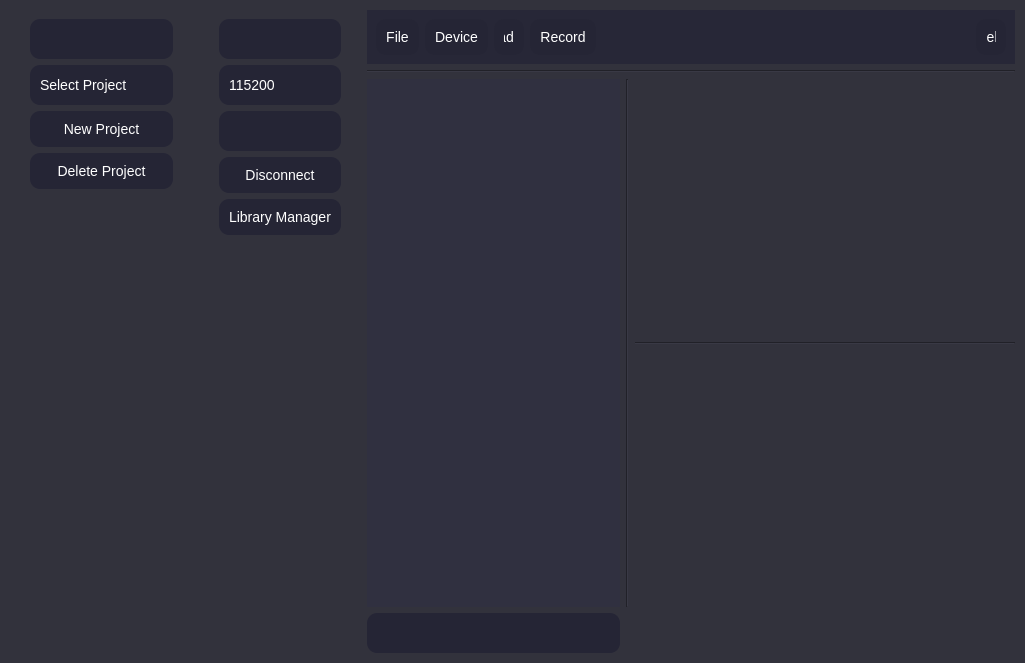
First picture: the form in Ui/GraphingUi.ui, repository OrionAerospaceYT/SideKick, before the edit.
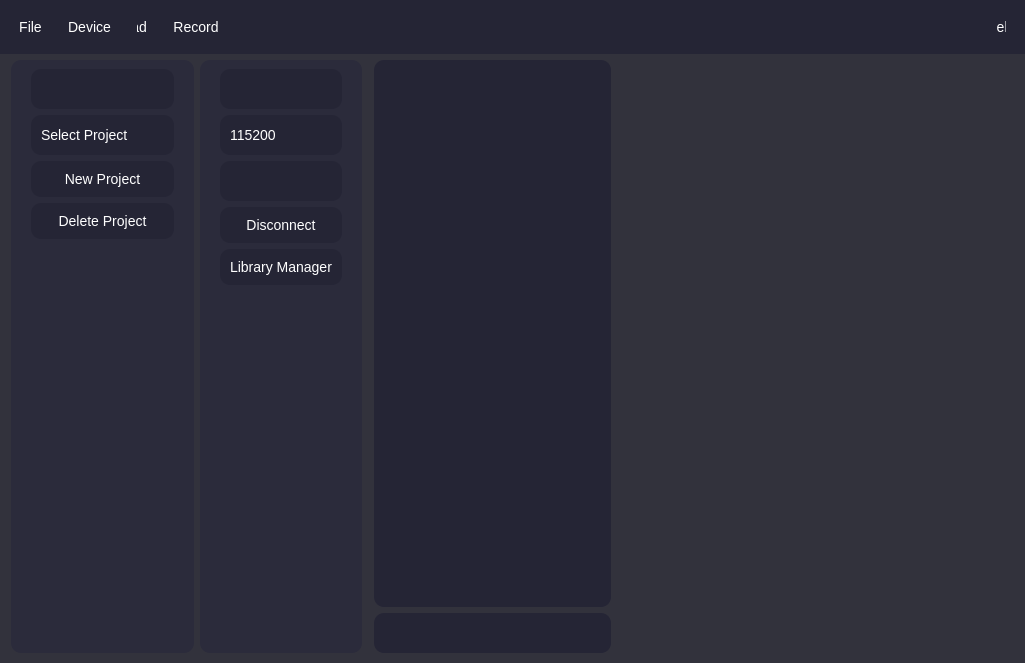
Second picture: the form after the edit. Icons and pictures are not drawn.

```diff
--- a/Ui/GraphingUi.ui
+++ b/Ui/GraphingUi.ui
@@ -141,14 +141,15 @@
 QLabel {
   font-size: 20px;
   font-weight: bold;
-  padding-left: 6px;
 }
 
 /*Text Box Styling*/
 QTextBrowser {
-  border: none;
-  padding-left: 40px;
-  background-color: #303040;
+  border: none; 
+  padding-left:10px; 
+  padding-top:10px;
+  background-color: #252535;
+  border-radius: 10px;
 }
 
 QMenuBar {
@@ -175,482 +176,46 @@
      <number>0</number>
     </property>
     <item row="0" column="0">
-     <layout class="QGridLayout" name="gridLayout" rowstretch="0,0,1,0,1,0" columnstretch="0,0,1,1,0,3,0">
+     <layout class="QGridLayout" name="gridLayout" rowstretch="0,0,1,1,0,0" columnstretch="0,0,0,0,3,0,5,0,0">
       <property name="leftMargin">
-       <number>10</number>
+       <number>0</number>
       </property>
       <property name="topMargin">
-       <number>10</number>
+       <number>0</number>
       </property>
       <property name="rightMargin">
-       <number>10</number>
+       <number>0</number>
       </property>
       <property name="bottomMargin">
-       <number>10</number>
+       <number>0</number>
       </property>
-      <item row="2" column="2" rowspan="3" colspan="2">
-       <widget class="QTextBrowser" name="terminal">
-        <property name="styleSheet">
-         <string notr="true"/>
-        </property>
-       </widget>
-      </item>
-      <item row="2" column="4" rowspan="3">
-       <widget class="Line" name="terminal_divider">
-        <property name="orientation">
-         <enum>Qt::Vertical</enum>
-        </property>
-       </widget>
-      </item>
-      <item row="1" column="2" colspan="5">
-       <widget class="Line" name="top_bar">
-        <property name="orientation">
-         <enum>Qt::Horizontal</enum>
-        </property>
-       </widget>
-      </item>
-      <item row="0" column="1" rowspan="6">
-       <widget class="QFrame" name="device_layout">
-        <property name="styleSheet">
-         <string notr="true">/*General Styling*/
-* {
-  font: 8pt &quot;MS Gothic&quot;;
-  font-size: 14px;
-  background-color: #32323C;
-  color: #FFFFFF;
-}
-
-/*Button Styling*/
-QPushButton {
-  padding: 10px 10px;
-  text-align: center;
-  outline: none;
-  background-color: #252535;
-  border: none;
-  border-radius: 10px;
-}
-QPushButton#upload {
-  image: url(Ui/U_Arrow.png);
-  image-position: left;
-  text-align: right;
-  padding-left: 10px;
-  width: 10px;
-}
-QPushButton#send {
-  image: url(Ui/U_Arrow.png);
-  image-position: left;
-  padding-left: 10px;
-  width: 10px;
-}
-QPushButton#help {
-  image: url(Ui/Help.png);
-  image-position: left;
-  padding-left: 10px;
-  width: 10px;
-}
-QPushButton#new_project {
-  image: url(Ui/Folder.png);
-  image-position: left;
-  padding-left: 10px;
-  width: 10px;
-}
-QPushButton#disconnect {
-  image: url(Ui/Plug.png);
-  image-position: left;
-  padding-left: 10px;
-  width: 10px;
-}
-QPushButton#render {
-  image: url(Ui/SideKick_White.png);
-  image-position: left;
-  padding-left: 10px;
-  width: 20px;
-}
-QPushButton:pressed {
-  background-color: #000;
-}
-QPushButton:hover:!pressed{
-  background-color: #151525;
-}
-
-/*Combo Box Styling*/
-QComboBox {
-  padding: 10px 10px;
-  text-align: center;
-  outline: none;
-  background-color: #252535;
-  border: none;
-  border-radius: 10px;
-  height: 20px;
-}
-QComboBox:pressed {
-  background-color: #000;
-}
-QComboBox:hover:!pressed{
-  background-color: #151525;
-}
-QComboBox:editable {
-  background: #252535;
-}
-  QComboBox:!editable,
-  QComboBox::drop-down:editable,
-  QComboBox:!editable:on,
-  QComboBox::drop-down:editable:on {
-  background: #252535;
-}
-QComboBox::drop-down {
-  subcontrol-origin: padding;
-  subcontrol-position: top right;
-  border-left: none;
-  color: #00f0c3;
-}
-QComboBox::down-arrow {
-  image: url(Ui/D_Arrow.png);
-  image-position: right;
-  padding-right: 50px;
-  width: 50px;
-  height: 20px;
-}
-QComboBox QAbstractItemView {
-  background: #252535;
-  border: none;
-  color: #00f0c3;
-}
-
-/*Line Edit Styling*/
-QLineEdit {
-  padding: 10px 10px;
-  text-align: center;
-  outline: none;
-  background-color: #252535;
-  border: none;
-  border-radius: 10px;
-  height: 20px;
-}
-QLineEdit:hover:!pressed{
-  background-color: #151525;
-}
-
-/*Label Styling*/
-QLabel {
-  font-size: 20px;
-  font-weight: bold;
-  padding-left: 6px;
-}
-
-/*Text Box Styling*/
-QTextBrowser {
-  border: none;
-  padding-left: 40px;
-  /*border-image: url(Ui/Schematic.png) 0 0 0 0 strech strech;*/
-}
-
-QMenuBar {
-  background-color: #151525;
-}
-
-/*Removes the border from the scroll area*/
-QScrollArea {
-  border: none;
-}</string>
-        </property>
-        <layout class="QVBoxLayout" name="dhsgd">
-         <property name="leftMargin">
-          <number>20</number>
-         </property>
-         <property name="rightMargin">
-          <number>20</number>
-         </property>
-         <item>
-          <widget class="QComboBox" name="com_ports"/>
-         </item>
-         <item>
-          <widget class="QComboBox" name="baud_rate">
-           <item>
-            <property name="text">
-             <string>115200</string>
-            </property>
-           </item>
-           <item>
-            <property name="text">
-             <string>57600</string>
-            </property>
-           </item>
-           <item>
-            <property name="text">
-             <string>38400</string>
-            </property>
-           </item>
-           <item>
-            <property name="text">
-             <string>9200</string>
-            </property>
-           </item>
-          </widget>
-         </item>
-         <item>
-          <widget class="QComboBox" name="supported_boards"/>
-         </item>
-         <item>
-          <widget class="QPushButton" name="disconnect">
-           <property name="text">
-            <string>Disconnect</string>
-           </property>
-          </widget>
-         </item>
-         <item>
-          <widget class="QPushButton" name="library_manager">
-           <property name="text">
-            <string>Library Manager</string>
-           </property>
-          </widget>
-         </item>
-         <item>
-          <spacer name="verticalSpacer">
-           <property name="orientation">
-            <enum>Qt::Vertical</enum>
-           </property>
-           <property name="sizeHint" stdset="0">
-            <size>
-             <width>20</width>
-             <height>40</height>
-            </size>
-           </property>
-          </spacer>
-         </item>
-        </layout>
-       </widget>
-      </item>
-      <item row="0" column="0" rowspan="6">
-       <widget class="QFrame" name="file_layout">
-        <property name="enabled">
-         <bool>true</bool>
-        </property>
-        <property name="minimumSize">
-         <size>
-          <width>0</width>
-          <height>0</height>
-         </size>
-        </property>
-        <property name="styleSheet">
-         <string notr="true">/*General Styling*/
-* {
-font: 8pt &quot;MS Gothic&quot;;
-  font-size: 14px;
-  background-color: #32323C;
-  color: #FFFFFF;
-}
-
-/*Button Styling*/
-QPushButton {
-  padding: 10px 10px;
-  text-align: center;
-  outline: none;
-  background-color: #252535;
-  border: none;
-  border-radius: 10px;
-}
-QPushButton#upload {
-  image: url(Ui/U_Arrow.png);
-  image-position: left;
-  text-align: right;
-  padding-left: 10px;
-  width: 10px;
-}
-QPushButton#send {
-  image: url(Ui/U_Arrow.png);
-  image-position: left;
-  padding-left: 10px;
-  width: 10px;
-}
-QPushButton#help {
-  image: url(Ui/Help.png);
-  image-position: left;
-  padding-left: 10px;
-  width: 10px;
-}
-QPushButton#new_project {
-  image: url(Ui/Folder.png);
-  image-position: left;
-  padding-left: 10px;
-  width: 10px;
-}
-QPushButton#disconnect {
-  image: url(Ui/Plug.png);
-  image-position: left;
-  padding-left: 10px;
-  width: 10px;
-}
-QPushButton#render {
-  image: url(Ui/SideKick_White.png);
-  image-position: left;
-  padding-left: 10px;
-  width: 20px;
-}
-QPushButton:pressed {
-  background-color: #000;
-}
-QPushButton:hover:!pressed{
-  background-color: #151525;
-}
-
-/*Combo Box Styling*/
-QComboBox {
-  padding: 10px 10px;
-  text-align: center;
-  outline: none;
-  background-color: #252535;
-  border: none;
-  border-radius: 10px;
-  height: 20px;
-}
-QComboBox:pressed {
-  background-color: #000;
-}
-QComboBox:hover:!pressed{
-  background-color: #151525;
-}
-QComboBox:editable {
-  background: #252535;
-}
-  QComboBox:!editable,
-  QComboBox::drop-down:editable,
-  QComboBox:!editable:on,
-  QComboBox::drop-down:editable:on {
-  background: #252535;
-}
-QComboBox::drop-down {
-  subcontrol-origin: padding;
-  subcontrol-position: top right;
-  border-left: none;
-  color: #00f0c3;
-}
-QComboBox::down-arrow {
-  image: url(Ui/D_Arrow.png);
-  image-position: right;
-  padding-right: 50px;
-  width: 50px;
-  height: 20px;
-}
-QComboBox QAbstractItemView {
-  background: #252535;
-  border: none;
-  color: #00f0c3;
-}
-
-/*Line Edit Styling*/
-QLineEdit {
-  padding: 10px 10px;
-  text-align: center;
-  outline: none;
-  background-color: #252535;
-  border: none;
-  border-radius: 10px;
-  height: 20px;
-}
-QLineEdit:hover:!pressed{
-  background-color: #151525;
-}
-
-/*Label Styling*/
-QLabel {
-  font-size: 20px;
-  font-weight: bold;
-  padding-left: 6px;
-}
-
-/*Text Box Styling*/
-QTextBrowser {
-  border: none;
-  padding-left: 40px;
-  /*border-image: url(Ui/Schematic.png) 0 0 0 0 strech strech;*/
-}
-
-QMenuBar {
-  background-color: #151525;
-}
-
-/*Removes the border from the scroll area*/
-QScrollArea {
-  border: none;
-}</string>
-        </property>
-        <layout class="QVBoxLayout" name="file_menu">
-         <property name="sizeConstraint">
-          <enum>QLayout::SetMinimumSize</enum>
-         </property>
-         <property name="leftMargin">
-          <number>20</number>
-         </property>
-         <property name="rightMargin">
-          <number>20</number>
-         </property>
-         <item>
-          <widget class="QLineEdit" name="project_name"/>
-         </item>
-         <item>
-          <widget class="QComboBox" name="select_project">
-           <item>
-            <property name="text">
-             <string>Select Project</string>
-            </property>
-           </item>
-          </widget>
-         </item>
-         <item>
-          <widget class="QPushButton" name="new_project">
-           <property name="text">
-            <string>New Project</string>
-           </property>
-          </widget>
-         </item>
-         <item>
-          <widget class="QPushButton" name="delete_project">
-           <property name="text">
-            <string>Delete Project</string>
-           </property>
-          </widget>
-         </item>
-         <item>
-          <spacer name="verticalSpacer_2">
-           <property name="orientation">
-            <enum>Qt::Vertical</enum>
-           </property>
-           <property name="sizeHint" stdset="0">
-            <size>
-             <width>20</width>
-             <height>40</height>
-            </size>
-           </property>
-          </spacer>
-         </item>
-        </layout>
-       </widget>
-      </item>
-      <item row="4" column="5" colspan="2">
+      <item row="3" column="6" colspan="2">
        <widget class="QWidget" name="bottom_widget" native="true"/>
       </item>
-      <item row="3" column="5" colspan="2">
-       <widget class="Line" name="horizontal_divider">
-        <property name="orientation">
-         <enum>Qt::Horizontal</enum>
-        </property>
-       </widget>
-      </item>
-      <item row="5" column="2" colspan="2">
+      <item row="4" column="4" colspan="2">
        <widget class="QLineEdit" name="message"/>
       </item>
-      <item row="5" column="5" colspan="2">
+      <item row="4" column="6" colspan="2">
        <widget class="QLabel" name="bottom_update">
         <property name="text">
          <string/>
         </property>
        </widget>
       </item>
-      <item row="2" column="5" colspan="2">
-       <widget class="QWidget" name="top_widget" native="true"/>
+      <item row="5" column="4">
+       <spacer name="verticalSpacer_3">
+        <property name="orientation">
+         <enum>Qt::Vertical</enum>
+        </property>
+        <property name="sizeHint" stdset="0">
+         <size>
+          <width>20</width>
+          <height>10</height>
+         </size>
+        </property>
+       </spacer>
       </item>
-      <item row="0" column="2" colspan="5">
+      <item row="0" column="0" colspan="9">
        <widget class="QFrame" name="horizontalFrame">
         <property name="styleSheet">
          <string notr="true">/*General Styling*/
@@ -658,7 +223,7 @@
 	
 	font: 8pt &quot;MS Gothic&quot;;
   font-size: 14px;
-  background-color: #272737;
+  background-color: #252535;
   color: #FFFFFF;
 }
 
@@ -784,7 +349,7 @@
 QTextBrowser {
   border: none;
   padding-left: 40px;
-  background-color: #303040;
+  background-color: #171727;
 }
 
 QMenuBar {
@@ -862,6 +427,464 @@
         </layout>
        </widget>
       </item>
+      <item row="1" column="0">
+       <spacer name="horizontalSpacer_2">
+        <property name="orientation">
+         <enum>Qt::Horizontal</enum>
+        </property>
+        <property name="sizeHint" stdset="0">
+         <size>
+          <width>5</width>
+          <height>20</height>
+         </size>
+        </property>
+       </spacer>
+      </item>
+      <item row="1" column="8">
+       <spacer name="horizontalSpacer_3">
+        <property name="orientation">
+         <enum>Qt::Horizontal</enum>
+        </property>
+        <property name="sizeHint" stdset="0">
+         <size>
+          <width>10</width>
+          <height>20</height>
+         </size>
+        </property>
+       </spacer>
+      </item>
+      <item row="1" column="6" rowspan="2" colspan="2">
+       <widget class="QWidget" name="top_widget" native="true"/>
+      </item>
+      <item row="1" column="4" rowspan="3" colspan="2">
+       <widget class="QTextBrowser" name="terminal">
+        <property name="styleSheet">
+         <string notr="true"/>
+        </property>
+       </widget>
+      </item>
+      <item row="1" column="1" rowspan="4">
+       <widget class="QFrame" name="file_layout">
+        <property name="enabled">
+         <bool>true</bool>
+        </property>
+        <property name="minimumSize">
+         <size>
+          <width>0</width>
+          <height>0</height>
+         </size>
+        </property>
+        <property name="styleSheet">
+         <string notr="true">/*General Styling*/
+* {
+font: 8pt &quot;MS Gothic&quot;;
+  font-size: 14px;
+  background-color: #2b2b3b;
+  color: #FFFFFF;
+  border: none;
+  border-radius:10px;
+}
+
+/*Button Styling*/
+QPushButton {
+  padding: 10px 10px;
+  text-align: center;
+  outline: none;
+  background-color: #252535;
+  border: none;
+  border-radius: 10px;
+}
+QPushButton#upload {
+  image: url(Ui/U_Arrow.png);
+  image-position: left;
+  text-align: right;
+  padding-left: 10px;
+  width: 10px;
+}
+QPushButton#send {
+  image: url(Ui/U_Arrow.png);
+  image-position: left;
+  padding-left: 10px;
+  width: 10px;
+}
+QPushButton#help {
+  image: url(Ui/Help.png);
+  image-position: left;
+  padding-left: 10px;
+  width: 10px;
+}
+QPushButton#new_project {
+  image: url(Ui/Folder.png);
+  image-position: left;
+  padding-left: 10px;
+  width: 10px;
+}
+QPushButton#disconnect {
+  image: url(Ui/Plug.png);
+  image-position: left;
+  padding-left: 10px;
+  width: 10px;
+}
+QPushButton#render {
+  image: url(Ui/SideKick_White.png);
+  image-position: left;
+  padding-left: 10px;
+  width: 20px;
+}
+QPushButton:pressed {
+  background-color: #000;
+}
+QPushButton:hover:!pressed{
+  background-color: #151525;
+}
+
+/*Combo Box Styling*/
+QComboBox {
+  padding: 10px 10px;
+  text-align: center;
+  outline: none;
+  background-color: #252535;
+  border: none;
+  border-radius: 10px;
+  height: 20px;
+}
+QComboBox:pressed {
+  background-color: #000;
+}
+QComboBox:hover:!pressed{
+  background-color: #151525;
+}
+QComboBox:editable {
+  background: #252535;
+}
+  QComboBox:!editable,
+  QComboBox::drop-down:editable,
+  QComboBox:!editable:on,
+  QComboBox::drop-down:editable:on {
+  background: #252535;
+}
+QComboBox::drop-down {
+  subcontrol-origin: padding;
+  subcontrol-position: top right;
+  border-left: none;
+  color: #00f0c3;
+}
+QComboBox::down-arrow {
+  image: url(Ui/D_Arrow.png);
+  image-position: right;
+  padding-right: 50px;
+  width: 50px;
+  height: 20px;
+}
+QComboBox QAbstractItemView {
+  background: #252535;
+  border: none;
+  color: #00f0c3;
+}
+
+/*Line Edit Styling*/
+QLineEdit {
+  padding: 10px 10px;
+  text-align: center;
+  outline: none;
+  background-color: #252535;
+  border: none;
+  border-radius: 10px;
+  height: 20px;
+}
+QLineEdit:hover:!pressed{
+  background-color: #151525;
+}
+
+/*Label Styling*/
+QLabel {
+  font-size: 20px;
+  font-weight: bold;
+  padding-left: 6px;
+}
+
+/*Text Box Styling*/
+QTextBrowser {
+  border: none;
+  padding-left: 40px;
+  /*border-image: url(Ui/Schematic.png) 0 0 0 0 strech strech;*/
+}
+
+QMenuBar {
+  background-color: #151525;
+}
+
+/*Removes the border from the scroll area*/
+QScrollArea {
+  border: none;
+}</string>
+        </property>
+        <layout class="QVBoxLayout" name="file_menu">
+         <property name="sizeConstraint">
+          <enum>QLayout::SetMinimumSize</enum>
+         </property>
+         <property name="leftMargin">
+          <number>20</number>
+         </property>
+         <property name="rightMargin">
+          <number>20</number>
+         </property>
+         <item>
+          <widget class="QLineEdit" name="project_name"/>
+         </item>
+         <item>
+          <widget class="QComboBox" name="select_project">
+           <item>
+            <property name="text">
+             <string>Select Project</string>
+            </property>
+           </item>
+          </widget>
+         </item>
+         <item>
+          <widget class="QPushButton" name="new_project">
+           <property name="text">
+            <string>New Project</string>
+           </property>
+          </widget>
+         </item>
+         <item>
+          <widget class="QPushButton" name="delete_project">
+           <property name="text">
+            <string>Delete Project</string>
+           </property>
+          </widget>
+         </item>
+         <item>
+          <spacer name="verticalSpacer_2">
+           <property name="orientation">
+            <enum>Qt::Vertical</enum>
+           </property>
+           <property name="sizeHint" stdset="0">
+            <size>
+             <width>20</width>
+             <height>40</height>
+            </size>
+           </property>
+          </spacer>
+         </item>
+        </layout>
+       </widget>
+      </item>
+      <item row="1" column="2" rowspan="4">
+       <widget class="QFrame" name="device_layout">
+        <property name="styleSheet">
+         <string notr="true">/*General Styling*/
+* {
+  font: 8pt &quot;MS Gothic&quot;;
+  font-size: 14px;
+  background-color: #2b2b3b;
+  color: #FFFFFF;
+  border:none;
+  border-radius:10px;
+}
+
+/*Button Styling*/
+QPushButton {
+  padding: 10px 10px;
+  text-align: center;
+  outline: none;
+  background-color: #252535;
+  border: none;
+  border-radius: 10px;
+}
+QPushButton#upload {
+  image: url(Ui/U_Arrow.png);
+  image-position: left;
+  text-align: right;
+  padding-left: 10px;
+  width: 10px;
+}
+QPushButton#send {
+  image: url(Ui/U_Arrow.png);
+  image-position: left;
+  padding-left: 10px;
+  width: 10px;
+}
+QPushButton#help {
+  image: url(Ui/Help.png);
+  image-position: left;
+  padding-left: 10px;
+  width: 10px;
+}
+QPushButton#new_project {
+  image: url(Ui/Folder.png);
+  image-position: left;
+  padding-left: 10px;
+  width: 10px;
+}
+QPushButton#disconnect {
+  image: url(Ui/Plug.png);
+  image-position: left;
+  padding-left: 10px;
+  width: 10px;
+}
+QPushButton#render {
+  image: url(Ui/SideKick_White.png);
+  image-position: left;
+  padding-left: 10px;
+  width: 20px;
+}
+QPushButton:pressed {
+  background-color: #000;
+}
+QPushButton:hover:!pressed{
+  background-color: #151525;
+}
+
+/*Combo Box Styling*/
+QComboBox {
+  padding: 10px 10px;
+  text-align: center;
+  outline: none;
+  background-color: #252535;
+  border: none;
+  border-radius: 10px;
+  height: 20px;
+}
+QComboBox:pressed {
+  background-color: #000;
+}
+QComboBox:hover:!pressed{
+  background-color: #151525;
+}
+QComboBox:editable {
+  background: #252535;
+}
+  QComboBox:!editable,
+  QComboBox::drop-down:editable,
+  QComboBox:!editable:on,
+  QComboBox::drop-down:editable:on {
+  background: #252535;
+}
+QComboBox::drop-down {
+  subcontrol-origin: padding;
+  subcontrol-position: top right;
+  border-left: none;
+  color: #00f0c3;
+}
+QComboBox::down-arrow {
+  image: url(Ui/D_Arrow.png);
+  image-position: right;
+  padding-right: 50px;
+  width: 50px;
+  height: 20px;
+}
+QComboBox QAbstractItemView {
+  background: #252535;
+  border: none;
+  color: #00f0c3;
+}
+
+/*Line Edit Styling*/
+QLineEdit {
+  padding: 10px 10px;
+  text-align: center;
+  outline: none;
+  background-color: #252535;
+  border: none;
+  border-radius: 10px;
+  height: 20px;
+}
+QLineEdit:hover:!pressed{
+  background-color: #151525;
+}
+
+/*Label Styling*/
+QLabel {
+  font-size: 20px;
+  font-weight: bold;
+  padding-left: 6px;
+}
+
+/*Text Box Styling*/
+QTextBrowser {
+  border: none;
+  padding-left: 40px;
+  /*border-image: url(Ui/Schematic.png) 0 0 0 0 strech strech;*/
+}
+
+QMenuBar {
+  background-color: #151525;
+}
+
+/*Removes the border from the scroll area*/
+QScrollArea {
+  border: none;
+}</string>
+        </property>
+        <layout class="QVBoxLayout" name="dhsgd">
+         <property name="leftMargin">
+          <number>20</number>
+         </property>
+         <property name="rightMargin">
+          <number>20</number>
+         </property>
+         <item>
+          <widget class="QComboBox" name="com_ports"/>
+         </item>
+         <item>
+          <widget class="QComboBox" name="baud_rate">
+           <item>
+            <property name="text">
+             <string>115200</string>
+            </property>
+           </item>
+           <item>
+            <property name="text">
+             <string>57600</string>
+            </property>
+           </item>
+           <item>
+            <property name="text">
+             <string>38400</string>
+            </property>
+           </item>
+           <item>
+            <property name="text">
+             <string>9200</string>
+            </property>
+           </item>
+          </widget>
+         </item>
+         <item>
+          <widget class="QComboBox" name="supported_boards"/>
+         </item>
+         <item>
+          <widget class="QPushButton" name="disconnect">
+           <property name="text">
+            <string>Disconnect</string>
+           </property>
+          </widget>
+         </item>
+         <item>
+          <widget class="QPushButton" name="library_manager">
+           <property name="text">
+            <string>Library Manager</string>
+           </property>
+          </widget>
+         </item>
+         <item>
+          <spacer name="verticalSpacer">
+           <property name="orientation">
+            <enum>Qt::Vertical</enum>
+           </property>
+           <property name="sizeHint" stdset="0">
+            <size>
+             <width>20</width>
+             <height>40</height>
+            </size>
+           </property>
+          </spacer>
+         </item>
+        </layout>
+       </widget>
+      </item>
      </layout>
     </item>
    </layout>
```
